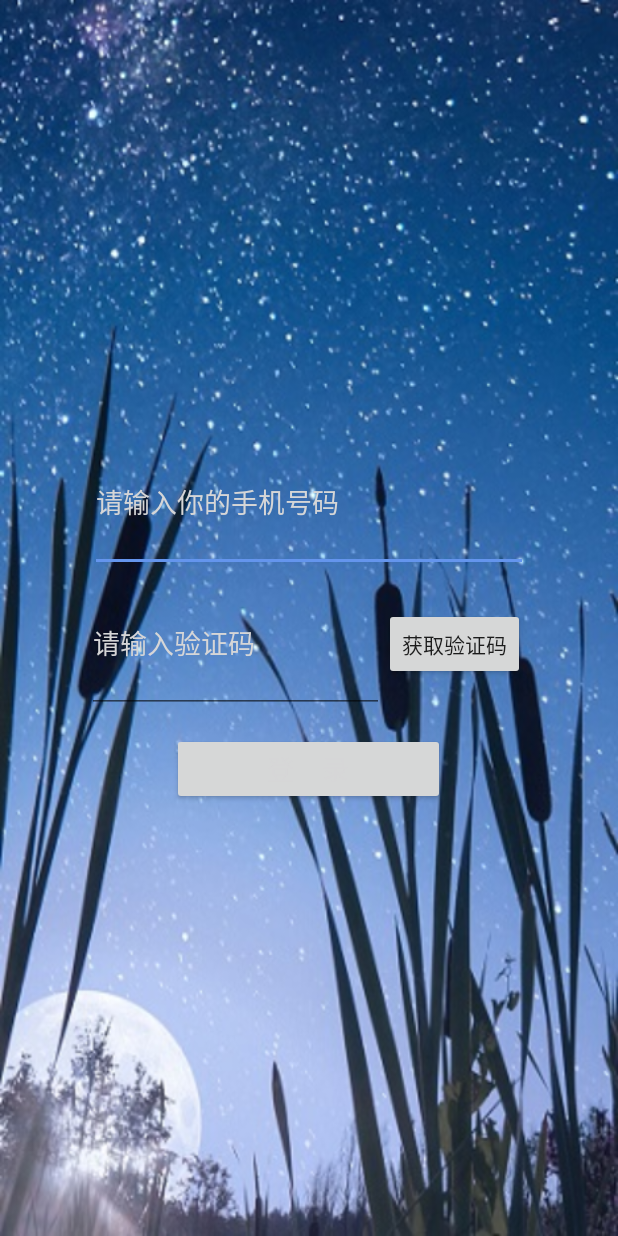
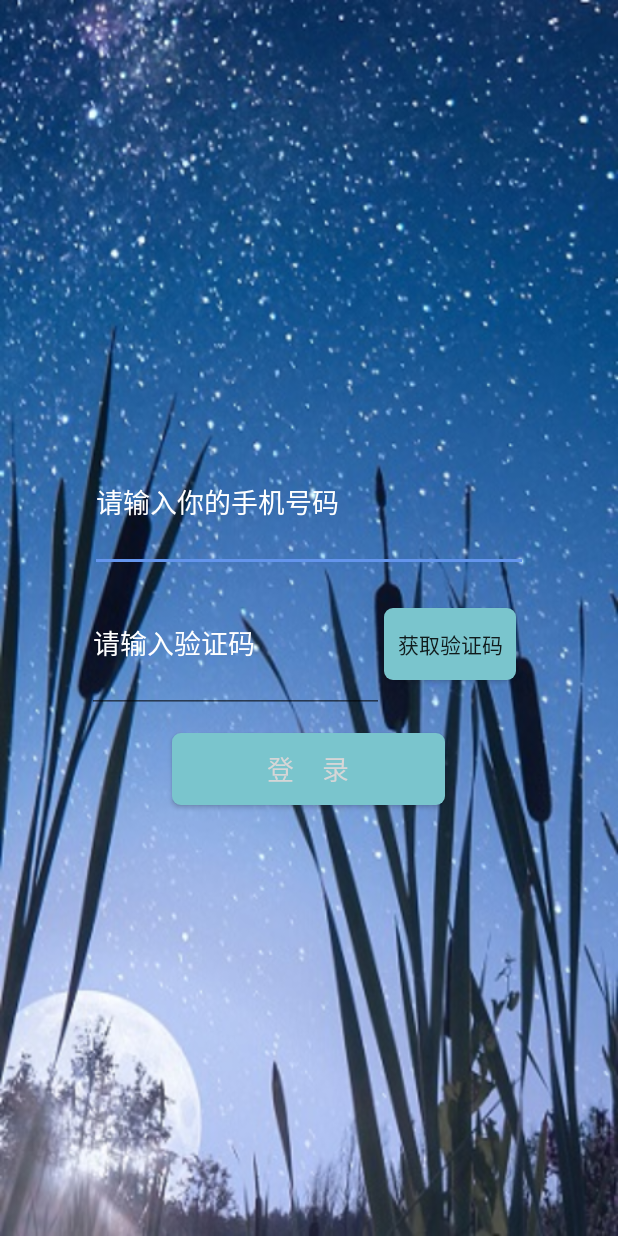
Before and after one commit to U-TIME-app/myapp, an Android app: the screen it shows after launch (LoginActivity), on a phone screen of 412 x 824 dp. Run offline under Robolectric (Android 15) with nearby library versions, the phone set to English and light mode, and no system bars; libraries missing offline, so code that uses them is left out: cn.smssdk; 3 statements that could not run were skipped.

Commit message:
启动页

```diff
--- a/MyApplication/app/src/main/res/layout/activity_login.xml
+++ b/MyApplication/app/src/main/res/layout/activity_login.xml
@@ -33,7 +33,8 @@
             android:inputType="phone"
             android:paddingBottom="50px"
             android:paddingTop="50px"
-            android:textColorHint="@color/smssdk_black" />
+            android:textColorHint="@color/colorNor"
+            android:textSize="18sp" />
 
         <LinearLayout
             android:layout_width="296dp"
@@ -50,7 +51,8 @@
                 android:paddingBottom="50px"
                 android:paddingTop="50px"
                 android:textColor="@color/smssdk_black"
-                android:textColorHint="@color/smssdk_black" />
+                android:textColorHint="@color/colorText"
+                android:textSize="18sp" />
 
             <Button
                 android:id="@+id/button_send_verification_code"
@@ -60,6 +62,7 @@
                 android:topRightRadius="16dip"
                 android:bottomLeftRadius="16dip"
                 android:bottomRightRadius="16dip"
+                android:background="@drawable/corner"
                 android:text="获取验证码" />
         </LinearLayout>
 
@@ -71,6 +74,7 @@
             android:bottomRightRadius="16dip"
             android:text="登    录"
             android:textColor="@color/smssdk_black"
+            android:background="@drawable/corner"
             android:textSize="18sp"
             android:topLeftRadius="16dip"
             android:topRightRadius="16dip" />
```
Also changed, not shown: MyApplication/app/src/main/res/layout/activity_main0.xml (+2 -12 lines), MyApplication/app/src/main/res/drawable/beijing.png (added).
